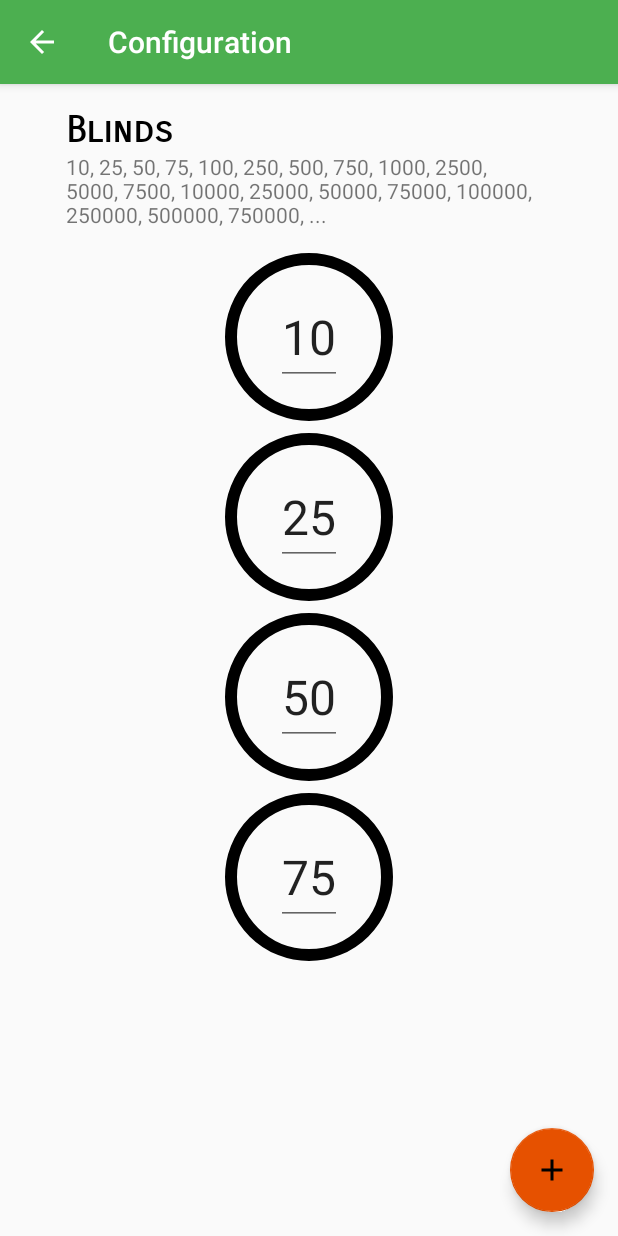
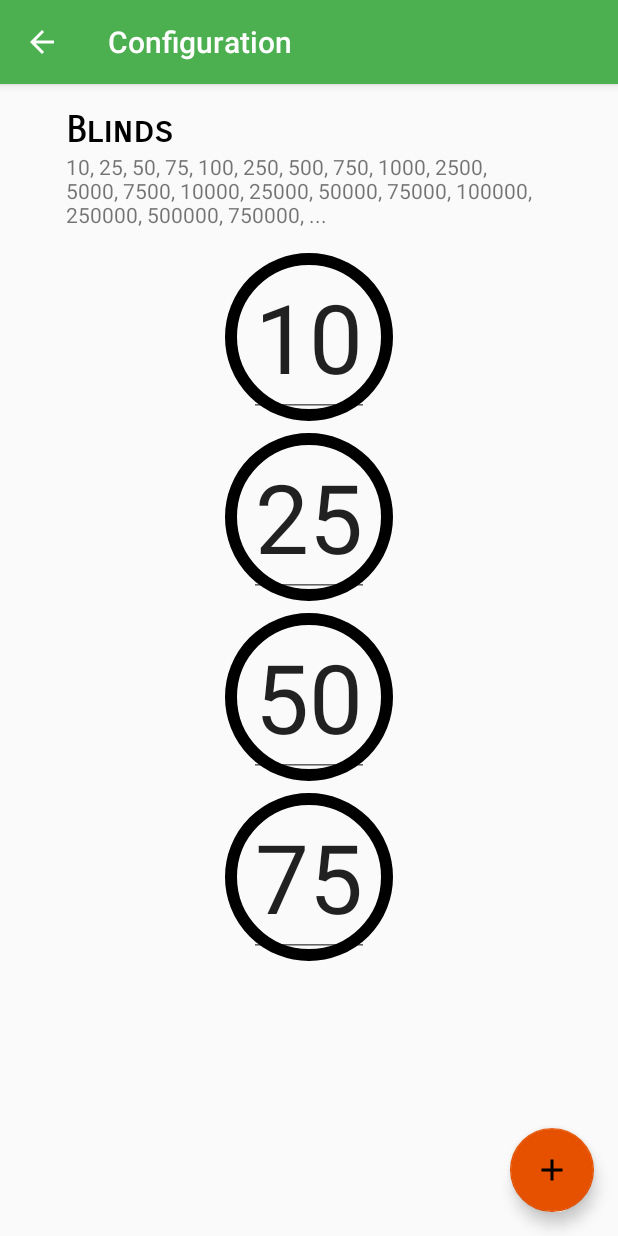
Before and after one commit to chokethenet/KillerDealer, an Android app: the screen it shows after launch (BlindsConfigActivity), after a tap on an icon or button, on a phone screen of 412 x 824 dp. Run offline under Robolectric (Android 15) with nearby library versions, the phone set to English and light mode, and no system bars.

Commit message:
UI improved to adjust blinds size to fit in the chips Bugs fixed

```diff
--- a/app/src/main/java/net/chokethe/killerdealer/BlindsConfigActivity.java
+++ b/app/src/main/java/net/chokethe/killerdealer/BlindsConfigActivity.java
@@ -13,6 +13,7 @@ import android.widget.TextView;
 
 import net.chokethe.killerdealer.adapters.BlindsAdapter;
 import net.chokethe.killerdealer.holders.BlindsConfigHolder;
+import net.chokethe.killerdealer.utils.CommonUtils;
 
 import java.util.Collections;
 
@@ -46,7 +47,7 @@ public class BlindsConfigActivity extends AppCompatActivity {
                     imm.hideSoftInputFromWindow(current.getWindowToken(), 0);
                     current.clearFocus();
                 }
-                MainActivity.showToast(BlindsConfigActivity.this, "ADD BLIND");
+                CommonUtils.showToast(BlindsConfigActivity.this, getString(R.string.blind_added));
             }
         });
     }
@@ -81,8 +82,11 @@ public class BlindsConfigActivity extends AppCompatActivity {
             public void onSwiped(RecyclerView.ViewHolder viewHolder, int swipeDir) {
                 Integer blind = (Integer) viewHolder.itemView.getTag();
                 mAdapter.getBlinds().remove(blind);
+                if (mAdapter.getBlinds().isEmpty()) {
+                    mAdapter.getBlinds().add(0);
+                }
                 mAdapter.notifyDataSetChanged();
-                MainActivity.showToast(BlindsConfigActivity.this, "DELETE BLIND");
+                CommonUtils.showToast(BlindsConfigActivity.this, getString(R.string.blind_deleted));
             }
         }).attachToRecyclerView(mRecyclerView);
 
@@ -106,4 +110,30 @@ public class BlindsConfigActivity extends AppCompatActivity {
         mBlindsConfigHolder.save(this);
     }
 
+    public static void setBlindTextWithAdaptableSize(TextView textView, int value) {
+        setBlindAdaptableSize(textView, value);
+        textView.setText(String.valueOf(value));
+    }
+
+    public static void adaptBlindSize(TextView textView) {
+        setBlindAdaptableSize(textView, Integer.valueOf(String.valueOf(textView.getText())));
+    }
+
+    private static void setBlindAdaptableSize(TextView textView, int value) {
+        int textSize = 64;
+        if (value > 9999999) {
+            textSize = 20;
+        } else if (value > 999999) {
+            textSize = 22;
+        } else if (value > 99999) {
+            textSize = 26;
+        } else if (value > 9999) {
+            textSize = 30;
+        } else if (value > 999) {
+            textSize = 36;
+        } else if (value > 99) {
+            textSize = 48;
+        }
+        textView.setTextSize(textSize);
+    }
 }
--- a/app/src/main/java/net/chokethe/killerdealer/MainActivity.java
+++ b/app/src/main/java/net/chokethe/killerdealer/MainActivity.java
@@ -14,15 +14,13 @@ import android.support.v7.app.AppCompatActivity;
 import android.view.View;
 import android.widget.ImageView;
 import android.widget.TextView;
-import android.widget.Toast;
 
 import net.chokethe.killerdealer.holders.SessionHolder;
 import net.chokethe.killerdealer.notifications.NotificationUtils;
+import net.chokethe.killerdealer.utils.CommonUtils;
 import net.chokethe.killerdealer.utils.TimeUtils;
 
 public class MainActivity extends AppCompatActivity implements View.OnClickListener {
-
-    private static Toast mToast;
 
     private TextView mSmallBlindTextView;
     private TextView mBigBlindTextView;
@@ -80,8 +78,8 @@ public class MainActivity extends AppCompatActivity implements View.OnClickListe
     }
 
     private void updateBlindsUI() {
-        mSmallBlindTextView.setText(String.valueOf(mSessionHolder.getSmallBlind()));
-        mBigBlindTextView.setText(String.valueOf(mSessionHolder.getBigBlind()));
+        BlindsConfigActivity.setBlindTextWithAdaptableSize(mSmallBlindTextView, mSessionHolder.getSmallBlind());
+        BlindsConfigActivity.setBlindTextWithAdaptableSize(mBigBlindTextView, mSessionHolder.getBigBlind());
     }
 
     private void updateTimersUI() {
@@ -124,7 +122,7 @@ public class MainActivity extends AppCompatActivity implements View.OnClickListe
     }
 
     private void reloadOnClick() {
-        showToast(this, getString(R.string.reload_toast));
+        CommonUtils.showToast(this, getString(R.string.reload_toast));
         cancelTimers();
         mSessionHolder.reset();
         updateUI();
@@ -141,12 +139,12 @@ public class MainActivity extends AppCompatActivity implements View.OnClickListe
 
     private void handleTimers() {
         if (mSessionHolder.isPlaying()) {
-            showToast(this, getString(R.string.play_toast));
+            CommonUtils.showToast(this, getString(R.string.play_toast));
             updatePlayPauseUI();
             mRiseTimer = createAndStartRiseTimer(mSessionHolder.getRiseTimeLeft());
             mRebuyTimer = createAndStartRebuyTimer();
         } else if (mSessionHolder.isPaused()) {
-            showToast(this, getString(R.string.pause_toast));
+            CommonUtils.showToast(this, getString(R.string.pause_toast));
             updatePlayPauseUI();
             cancelTimers();
         }
@@ -239,14 +237,6 @@ public class MainActivity extends AppCompatActivity implements View.OnClickListe
                 return null;
             }
         }.execute(this);
-        showToast(this, message);
-    }
-
-    public static void showToast(Context context, String text) {
-        if (mToast != null) {
-            mToast.cancel();
-        }
-        mToast = Toast.makeText(context, text, Toast.LENGTH_SHORT);
-        mToast.show();
+        CommonUtils.showToast(this, message);
     }
 }
--- a/app/src/main/java/net/chokethe/killerdealer/adapters/BlindsAdapter.java
+++ b/app/src/main/java/net/chokethe/killerdealer/adapters/BlindsAdapter.java
@@ -31,7 +31,7 @@ public class BlindsAdapter extends RecyclerView.Adapter<BlindsAdapter.BlindViewH
     public BlindViewHolder onCreateViewHolder(ViewGroup parent, int viewType) {
         View view = LayoutInflater.from(mContext)
                 .inflate(R.layout.blind_layout, parent, false);
-        return new BlindViewHolder(view, new BlindEditTextListener());
+        return new BlindViewHolder(view);
     }
 
     @Override
@@ -39,7 +39,7 @@ public class BlindsAdapter extends RecyclerView.Adapter<BlindsAdapter.BlindViewH
         int blind = mBlinds.get(position);
         holder.itemView.setTag(blind);
         holder.mBlindEditTextListener.updatePosition(position);
-        holder.mBlind.setText(String.valueOf(blind));
+        BlindsConfigActivity.setBlindTextWithAdaptableSize(holder.mBlind, blind);
     }
 
     @Override
@@ -51,9 +51,10 @@ public class BlindsAdapter extends RecyclerView.Adapter<BlindsAdapter.BlindViewH
         EditText mBlind;
         BlindEditTextListener mBlindEditTextListener;
 
-        BlindViewHolder(View itemView, BlindEditTextListener blindEditTextListener) {
+        BlindViewHolder(View itemView) {
             super(itemView);
             mBlind = (EditText) itemView.findViewById(R.id.et_blind);
+            BlindEditTextListener blindEditTextListener = new BlindEditTextListener(mBlind);
             mBlindEditTextListener = blindEditTextListener;
             mBlind.addTextChangedListener(blindEditTextListener);
         }
@@ -61,6 +62,11 @@ public class BlindsAdapter extends RecyclerView.Adapter<BlindsAdapter.BlindViewH
 
     private class BlindEditTextListener implements TextWatcher {
         private int position;
+        private EditText mBlind;
+
+        public BlindEditTextListener(EditText blind) {
+            mBlind = blind;
+        }
 
         void updatePosition(int position) {
             this.position = position;
@@ -80,6 +86,7 @@ public class BlindsAdapter extends RecyclerView.Adapter<BlindsAdapter.BlindViewH
 
         @Override
         public void afterTextChanged(Editable editable) {
+            BlindsConfigActivity.adaptBlindSize(mBlind);
             BlindsConfigActivity.updateResultUI(mContext);
         }
     }
--- a/app/src/main/java/net/chokethe/killerdealer/holders/BlindsConfigHolder.java
+++ b/app/src/main/java/net/chokethe/killerdealer/holders/BlindsConfigHolder.java
@@ -35,7 +35,7 @@ public class BlindsConfigHolder {
         List<Integer> copiedBlindsList = new ArrayList<>();
         copiedBlindsList.addAll(blindsList);
         Collections.sort(copiedBlindsList);
-        while (copiedBlindsList.get(0) == 0) {
+        while (!copiedBlindsList.isEmpty() && copiedBlindsList.get(0) == 0) {
             copiedBlindsList.remove(0);
         }
         PreferencesUtils.generateDefaultBlinds(copiedBlindsList);
--- a/app/src/main/res/layout/blind_layout.xml
+++ b/app/src/main/res/layout/blind_layout.xml
@@ -1,36 +1,36 @@
 <?xml version="1.0" encoding="utf-8"?>
 <android.support.constraint.ConstraintLayout xmlns:android="http://schemas.android.com/apk/res/android"
+    xmlns:app="http://schemas.android.com/apk/res-auto"
     xmlns:tools="http://schemas.android.com/tools"
     android:layout_width="match_parent"
     android:layout_height="wrap_content"
-    android:paddingBottom="8dp"
-    xmlns:app="http://schemas.android.com/apk/res-auto">
+    android:paddingBottom="8dp">
 
     <ImageView
         android:id="@+id/iv_blind_small"
         style="@style/KillerDealer.Image.circle"
-        app:srcCompat="@drawable/circle"
+        android:layout_marginLeft="0dp"
+        android:layout_marginRight="0dp"
         android:layout_marginTop="0dp"
+        app:layout_constraintLeft_toLeftOf="parent"
+        app:layout_constraintRight_toRightOf="parent"
         app:layout_constraintTop_toTopOf="@+id/tv_blind_title"
-        android:layout_marginLeft="0dp"
-        app:layout_constraintLeft_toLeftOf="parent"
-        android:layout_marginRight="0dp"
-        app:layout_constraintRight_toRightOf="parent" />
+        app:srcCompat="@drawable/circle" />
 
     <EditText
         android:id="@+id/et_blind"
-        style="@style/KillerDealer.Text.numberSmall"
+        style="@style/KillerDealer.Text.number"
         android:layout_width="wrap_content"
         android:layout_height="wrap_content"
+        android:layout_marginBottom="0dp"
+        android:layout_marginLeft="0dp"
+        android:layout_marginRight="0dp"
+        android:layout_marginTop="0dp"
         android:inputType="number"
-        android:maxLength="7"
-        tools:text="250"
+        android:maxLength="8"
+        app:layout_constraintBottom_toBottomOf="@+id/iv_blind_small"
+        app:layout_constraintLeft_toLeftOf="@+id/iv_blind_small"
+        app:layout_constraintRight_toRightOf="@+id/iv_blind_small"
         app:layout_constraintTop_toTopOf="@+id/iv_blind_small"
-        android:layout_marginTop="0dp"
-        android:layout_marginLeft="0dp"
-        app:layout_constraintLeft_toLeftOf="@+id/iv_blind_small"
-        app:layout_constraintBottom_toBottomOf="@+id/iv_blind_small"
-        android:layout_marginBottom="0dp"
-        android:layout_marginRight="0dp"
-        app:layout_constraintRight_toRightOf="@+id/iv_blind_small" />
+        tools:text="250" />
 </android.support.constraint.ConstraintLayout>
--- a/app/src/main/res/values/strings.xml
+++ b/app/src/main/res/values/strings.xml
@@ -24,6 +24,8 @@
     <string name="pause_toast">Pause</string>
     <string name="rise_done_toast">"Blinds risen: "</string>
     <string name="rebuy_end_toast">Rebuy ended!</string>
+    <string name="blind_added">Blind added</string>
+    <string name="blind_deleted">Blind deleted!</string>
 
     <!--CONFIG-->
     <string name="mm">M</string>
--- a/app/src/main/res/values/styles.xml
+++ b/app/src/main/res/values/styles.xml
@@ -25,9 +25,6 @@
     <style name="KillerDealer.Text.number" parent="KillerDealer.Common.wrapContent">
         <item name="android:textSize">64sp</item>
     </style>
-    <style name="KillerDealer.Text.numberSmall" parent="KillerDealer.Common.wrapContent">
-        <item name="android:textSize">32sp</item>
-    </style>
 
     <style name="KillerDealer.Image"></style>
     <style name="KillerDealer.Image.circle">
```
Also changed, not shown: app/src/main/java/net/chokethe/killerdealer/utils/CommonUtils.java (added, +16 -0 lines), 1 other file.
